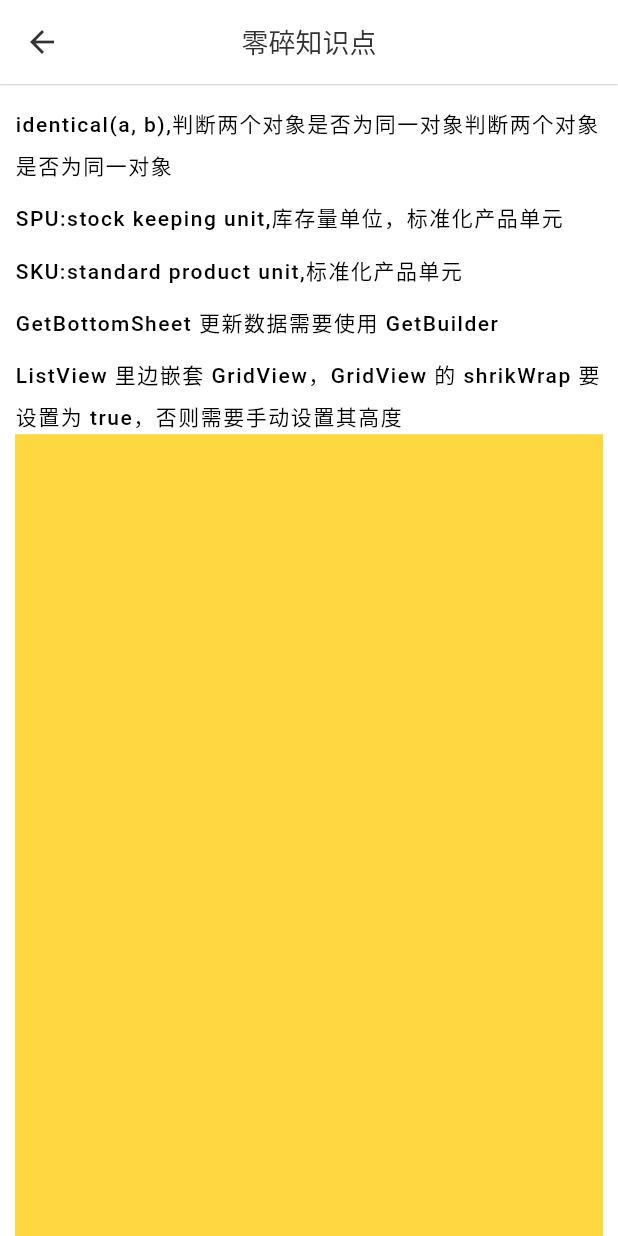
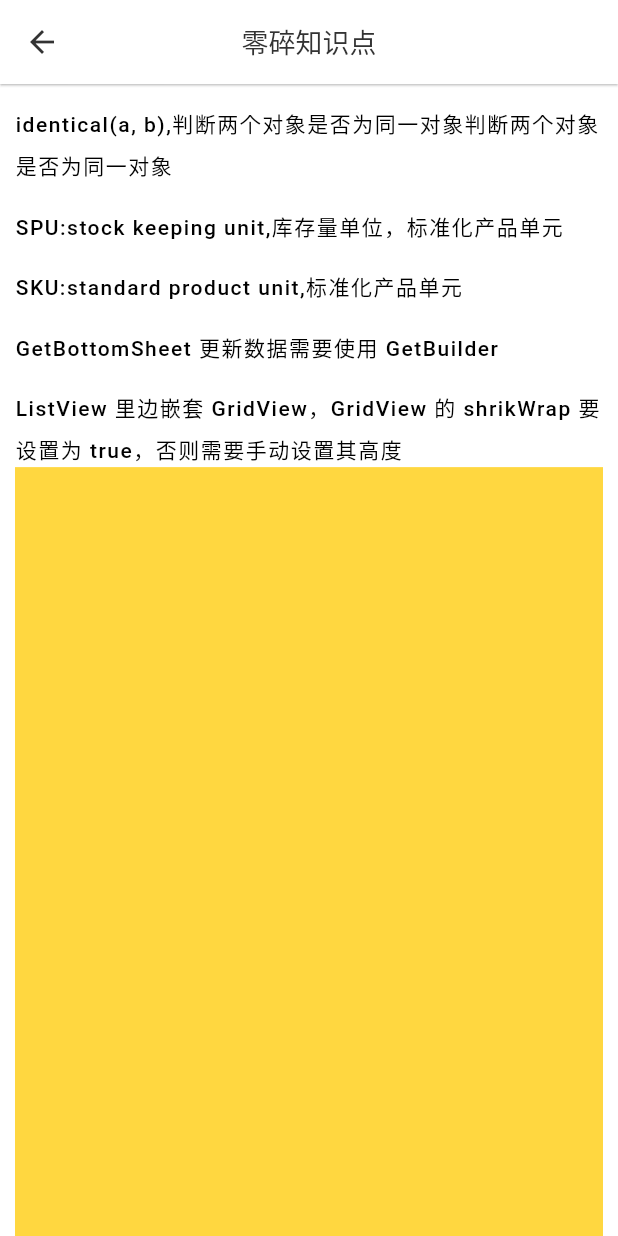
Before and after one commit to helloDolin/dolin_demo_flutter, a Flutter app: the UserView screen opened directly, after a tap on "小知识点总结", on a phone screen of 412 x 824 dp. Run offline on Flutter 3.47's test engine with Material 2 defaults, Android fonts, the phone set to English and light mode, and no system bars; our stand-ins replace dio, flutter_screenutil, fluttertoast, get, pull_to_refresh, visibility_detector; missing offline and left inert: underline_indicator; network calls fail.

Commit message:
designSize 调整为 iPhone 6 的尺寸

```diff
--- a/lib/app/constants/app_theme.dart
+++ b/lib/app/constants/app_theme.dart
@@ -20,7 +20,7 @@ class AppTheme {
         iconTheme: const IconThemeData(color: AppColor.primaryText),
         centerTitle: true,
         color: Colors.white,
-        elevation: ScreenAdapter.height(1),
+        elevation: ScreenAdapter.height(0.5),
         titleTextStyle: const TextStyle(
           color: AppColor.primaryText,
           fontSize: 18,
--- a/lib/app/modules/home/views/tab_list_view.dart
+++ b/lib/app/modules/home/views/tab_list_view.dart
@@ -30,8 +30,8 @@ class _TabListViewState extends State<TabListView>
     _refreshController = RefreshController(initialRefresh: true);
     _scrollController = ScrollController();
     _scrollController.addListener(() {
-      print(
-          'scrollController.position.pixels:${_scrollController.position.pixels}');
+      // print(
+      //     'scrollController.position.pixels:${_scrollController.position.pixels}');
       if (_scrollController.position.pixels > 200 &&
           _isShowUpIcon == false &&
           mounted) {
--- a/lib/app/modules/user/views/pieces_of_knowledge.dart
+++ b/lib/app/modules/user/views/pieces_of_knowledge.dart
@@ -27,20 +27,20 @@ class _PiecesOfKnowledgeState extends State<PiecesOfKnowledge> {
       body: SingleChildScrollView(
         child: Container(
           padding: const EdgeInsets.all(10),
-          width: ScreenAdapter.width(1080),
+          width: ScreenAdapter.width(375),
           child: DefaultTextStyle.merge(
               style: textStyle,
               child: Column(
                 crossAxisAlignment: CrossAxisAlignment.start,
                 children: [
                   const Text('identical(a, b),判断两个对象是否为同一对象判断两个对象是否为同一对象'),
-                  SizedBox(height: ScreenAdapter.height(20)),
+                  SizedBox(height: ScreenAdapter.height(10)),
                   const Text('SPU:stock keeping unit,库存量单位，标准化产品单元'),
-                  SizedBox(height: ScreenAdapter.height(20)),
+                  SizedBox(height: ScreenAdapter.height(10)),
                   const Text('SKU:standard product unit,标准化产品单元'),
-                  SizedBox(height: ScreenAdapter.height(20)),
+                  SizedBox(height: ScreenAdapter.height(10)),
                   const Text('GetBottomSheet 更新数据需要使用 GetBuilder'),
-                  SizedBox(height: ScreenAdapter.height(20)),
+                  SizedBox(height: ScreenAdapter.height(10)),
                   const Text(
                       'ListView 里边嵌套 GridView，GridView 的 shrikWrap 要设置为 true，否则需要手动设置其高度'),
                   VisibilityDetector(
@@ -53,7 +53,7 @@ class _PiecesOfKnowledgeState extends State<PiecesOfKnowledge> {
                     },
                     child: Container(
                       color: Colors.amberAccent,
-                      height: ScreenAdapter.height(2000),
+                      height: ScreenAdapter.height(1000),
                     ),
                   ),
                 ],
--- a/lib/app/modules/user/views/user_view.dart
+++ b/lib/app/modules/user/views/user_view.dart
@@ -60,7 +60,7 @@ class Card extends StatelessWidget {
           alignment: Alignment.centerLeft,
           decoration: BoxDecoration(
             border: Border.all(
-                color: getRandomColor(), width: ScreenAdapter.height(2)),
+                color: getRandomColor(), width: ScreenAdapter.height(1)),
             borderRadius: const BorderRadius.all(Radius.circular(6)),
           ),
           height: 44,
--- a/lib/main.dart
+++ b/lib/main.dart
@@ -8,7 +8,7 @@ import 'app/routes/app_pages.dart';
 
 void main() {
   DLAPPDefend().run(ScreenUtilInit(
-      designSize: const Size(1080, 2400), // 设计搞中的宽高
+      designSize: const Size(375, 667), // iPhone 6，4.7英寸，750*1334 分辨率
       minTextAdapt: true,
       splitScreenMode: true,
       builder: (context, child) {
```
Also changed, not shown: lib/app/modules/home/views/home_view.dart (+4 -4 lines).
